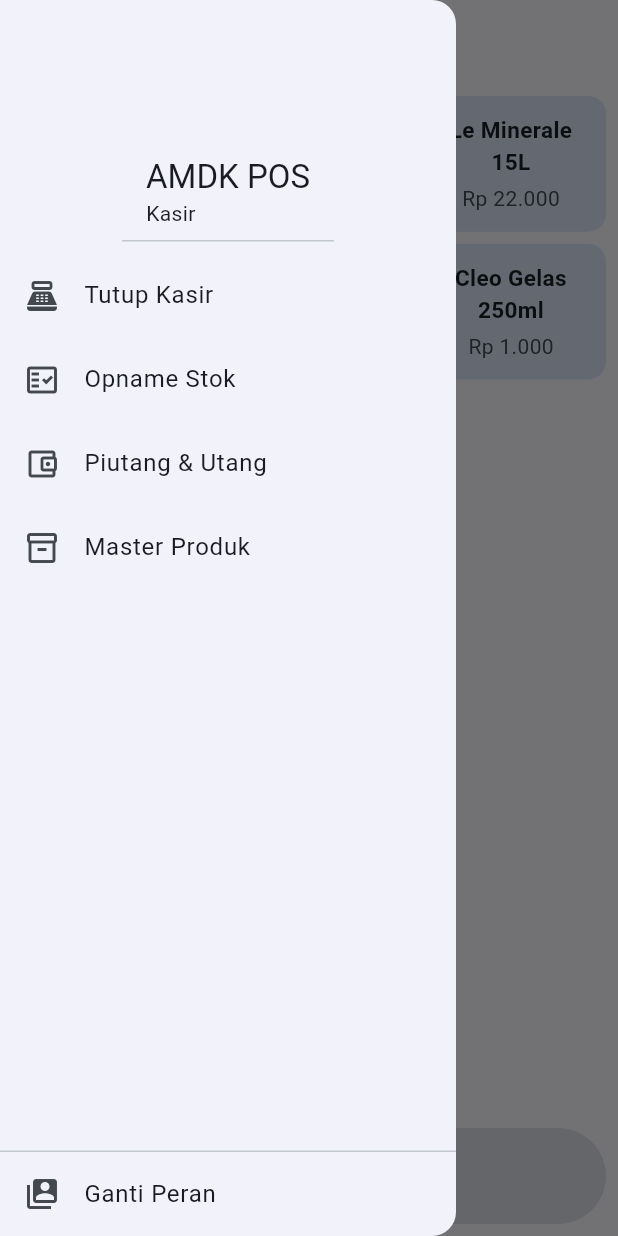
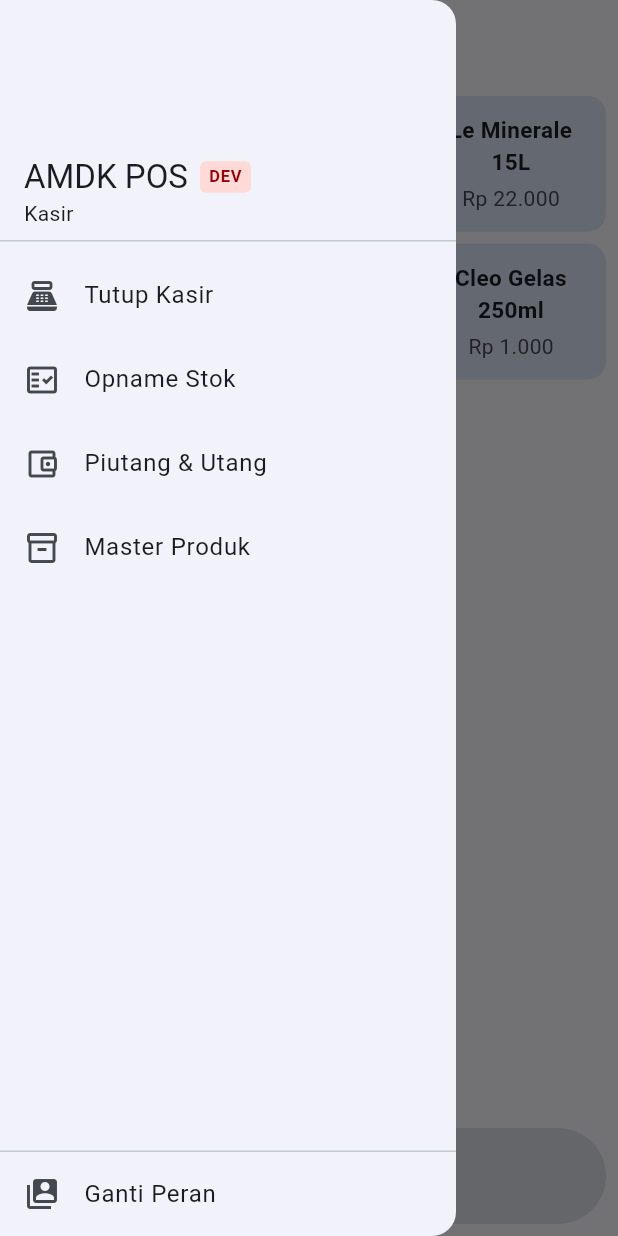
Before and after one commit to nandawperdana/amdk_pos, a Flutter app: the PosScreen screen opened directly, with the side drawer open, on a phone screen of 412 x 824 dp. Run offline on Flutter 3.47's test engine with Material 3 defaults, Android fonts, the phone set to English and light mode, and no system bars; our stand-ins replace drift, drift_flutter, flutter_riverpod, shared_preferences, supabase_flutter; accounts and stored records are empty; generated files the repository leaves out were written again.

Commit message:
feat: pisah kredensial Supabase dev vs prod (APP_ENV)
main.dart const appEnv/isProdEnv dari --dart-define=APP_ENV=dev|prod,
default 'dev' — lupa pasang flag gagal KELIHATAN (badge DEV di drawer),
bukan diam-diam nganggep prod. Build prod wajib APP_ENV=prod eksplisit +
kredensial project prod. Kredensial (URL+anon key dev/prod) disimpan di
doc/supabase_credentials.local.md (gitignored, bukan di repo).

Co-Authored-By: Claude Sonnet 5 <noreply@anthropic.com>

```diff
--- a/lib/main.dart
+++ b/lib/main.dart
@@ -16,9 +16,18 @@ export 'providers.dart';
 
 /// Supabase credentials via --dart-define (DO NOT commit secrets).
 /// Empty → sync disabled, app runs offline as usual.
-///   fvm flutter run --dart-define=SUPABASE_URL=... --dart-define=SUPABASE_ANON_KEY=...
+///   fvm flutter run --dart-define=APP_ENV=dev \
+///     --dart-define=SUPABASE_URL=... --dart-define=SUPABASE_ANON_KEY=...
 const _supabaseUrl = String.fromEnvironment('SUPABASE_URL');
 const _supabaseAnonKey = String.fromEnvironment('SUPABASE_ANON_KEY');
+
+/// 'dev' | 'prod'. Defaults to 'dev' — a forgotten flag fails LOUD (visible
+/// badge) rather than silently assuming production. Prod builds MUST pass
+/// --dart-define=APP_ENV=prod explicitly alongside the prod project's
+/// SUPABASE_URL/SUPABASE_ANON_KEY, so a dev build can never point at the
+/// live store's data by accident.
+const appEnv = String.fromEnvironment('APP_ENV', defaultValue: 'dev');
+const isProdEnv = appEnv == 'prod';
 
 Future<void> main() async {
   WidgetsFlutterBinding.ensureInitialized();
--- a/lib/ui/app_drawer.dart
+++ b/lib/ui/app_drawer.dart
@@ -33,8 +33,32 @@ class AppDrawer extends ConsumerWidget {
                 crossAxisAlignment: CrossAxisAlignment.start,
                 mainAxisAlignment: MainAxisAlignment.end,
                 children: [
-                  Text('AMDK POS',
-                      style: Theme.of(context).textTheme.titleLarge),
+                  Row(
+                    children: [
+                      Text('AMDK POS',
+                          style: Theme.of(context).textTheme.titleLarge),
+                      if (!isProdEnv) ...[
+                        const SizedBox(width: 8),
+                        Container(
+                          padding: const EdgeInsets.symmetric(
+                              horizontal: 6, vertical: 2),
+                          decoration: BoxDecoration(
+                            color: Theme.of(context).colorScheme.errorContainer,
+                            borderRadius: BorderRadius.circular(4),
+                          ),
+                          child: Text(
+                            appEnv.toUpperCase(),
+                            style: TextStyle(
+                              fontSize: 11,
+                              fontWeight: FontWeight.bold,
+                              color:
+                                  Theme.of(context).colorScheme.onErrorContainer,
+                            ),
+                          ),
+                        ),
+                      ],
+                    ],
+                  ),
                   Text(isOwner ? 'Owner' : 'Kasir',
                       style: Theme.of(context).textTheme.bodyMedium),
                 ],
```
Also changed, not shown: 1 other file.
